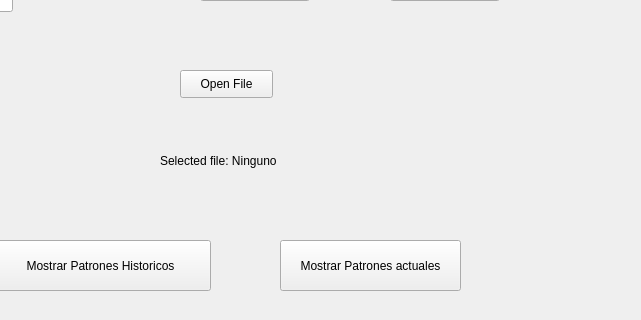
The window that ui_files/ventana_principal_v1.ui (joseantpul/PerseumAI) describes before a commit, drawn with Qt 5; both pictures show x 320 to 961 and y 220 to 540 of the 1194 by 792 pixel window.
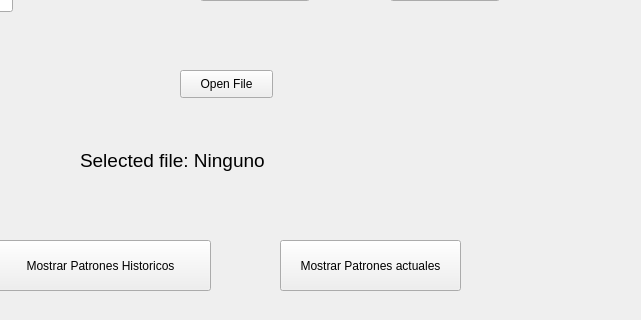
The same window after the commit.

Diff of the .ui file:
```diff
--- a/ui_files/ventana_principal_v1.ui
+++ b/ui_files/ventana_principal_v1.ui
@@ -180,12 +180,17 @@
    <widget class="QLabel" name="label_4">
     <property name="geometry">
      <rect>
-      <x>480</x>
+      <x>400</x>
       <y>350</y>
-      <width>251</width>
+      <width>481</width>
       <height>61</height>
      </rect>
     </property>
+    <property name="font">
+     <font>
+      <pointsize>14</pointsize>
+     </font>
+    </property>
     <property name="text">
      <string>Selected file: Ninguno</string>
     </property>
```
Left out of the diff: 8 changed lines with no effect on the pictures.
